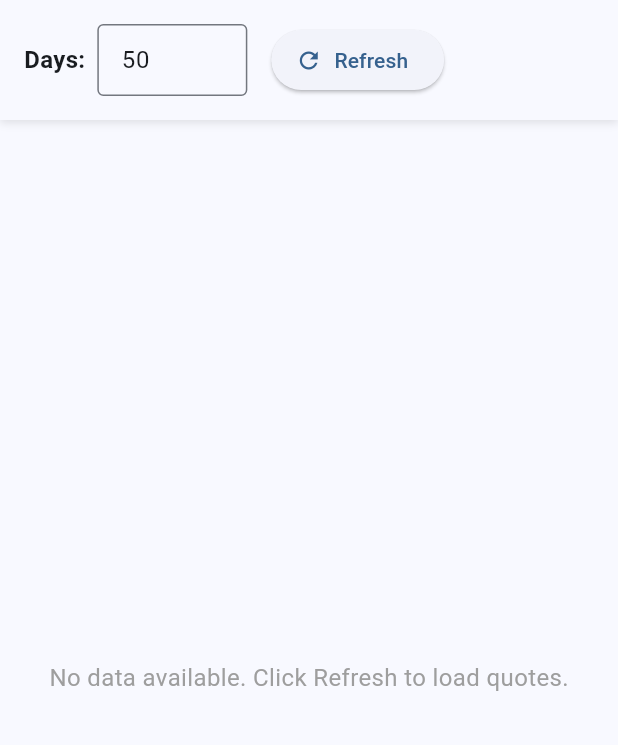
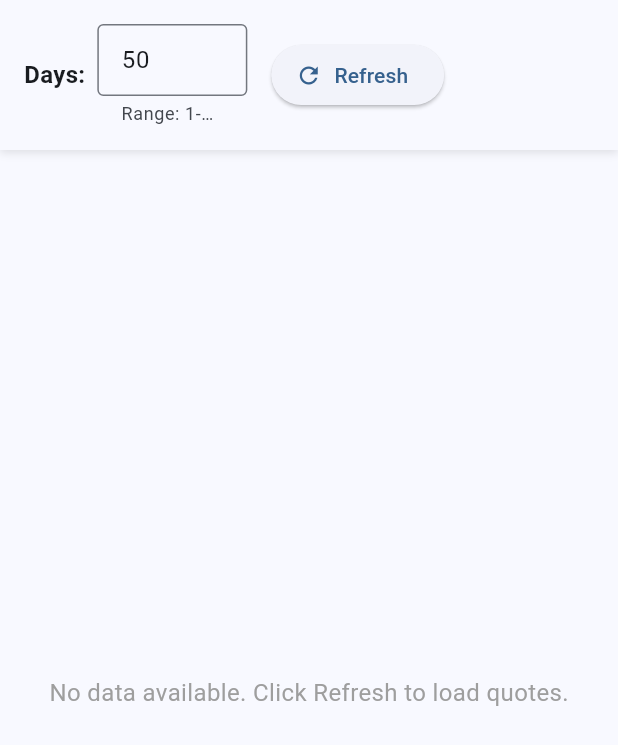
Before and after one commit to liiws/testai-chart-quotes, a Flutter app: the screen it shows after launch, on a phone screen of 412 x 824 dp. Shown: the top 745 px of the screen. Run offline on Flutter 3.47's test engine with Material 3 defaults, Android fonts, the phone set to English and light mode, and no system bars.

Commit message:
prompt 4, time 0:00:38

```diff
--- a/testai_chart_quotes/lib/main.dart
+++ b/testai_chart_quotes/lib/main.dart
@@ -66,18 +66,50 @@ class _QuotesPageState extends State<QuotesPage> {
   List<Quote> _quotes = [];
   bool _isLoading = false;
   String? _errorMessage;
+  String? _daysValidationError;
 
   @override
   void initState() {
     super.initState();
     _logger.info('QuotesPage initialized');
+    _daysController.addListener(_validateDays);
+    _validateDays(); // Validate initial value
   }
 
   @override
   void dispose() {
+    _daysController.removeListener(_validateDays);
     _daysController.dispose();
     _logger.info('QuotesPage disposed');
     super.dispose();
+  }
+
+  void _validateDays() {
+    final daysText = _daysController.text.trim();
+    String? error;
+
+    if (daysText.isEmpty) {
+      error = 'Days field cannot be empty';
+    } else {
+      final days = int.tryParse(daysText);
+      if (days == null) {
+        error = 'Please enter a valid number';
+      } else if (days <= 0) {
+        error = 'Days must be greater than 0';
+      } else if (days > 500) {
+        error = 'Days cannot exceed 500';
+      }
+    }
+
+    if (_daysValidationError != error) {
+      setState(() {
+        _daysValidationError = error;
+      });
+    }
+  }
+
+  bool get _isDaysInputValid {
+    return _daysValidationError == null;
   }
 
   Future<void> _loadQuotes() async {
@@ -182,19 +214,32 @@ class _QuotesPageState extends State<QuotesPage> {
                   child: TextField(
                     controller: _daysController,
                     keyboardType: TextInputType.number,
-                    inputFormatters: [FilteringTextInputFormatter.digitsOnly],
-                    decoration: const InputDecoration(
-                      border: OutlineInputBorder(),
-                      contentPadding: EdgeInsets.symmetric(
+                    inputFormatters: [
+                      FilteringTextInputFormatter.digitsOnly,
+                      LengthLimitingTextInputFormatter(3), // Max 3 digits (500 max)
+                    ],
+                    decoration: InputDecoration(
+                      border: const OutlineInputBorder(),
+                      errorBorder: OutlineInputBorder(
+                        borderSide: BorderSide(color: Colors.red.shade700),
+                      ),
+                      focusedErrorBorder: OutlineInputBorder(
+                        borderSide: BorderSide(color: Colors.red.shade700, width: 2),
+                      ),
+                      errorText: _daysValidationError,
+                      errorMaxLines: 2,
+                      contentPadding: const EdgeInsets.symmetric(
                         horizontal: 12,
                         vertical: 8,
                       ),
+                      helperText: 'Range: 1-500',
+                      helperMaxLines: 1,
                     ),
                   ),
                 ),
                 const SizedBox(width: 16),
                 ElevatedButton.icon(
-                  onPressed: _isLoading ? null : _loadQuotes,
+                  onPressed: (_isLoading || !_isDaysInputValid) ? null : _loadQuotes,
                   icon: _isLoading
                       ? const SizedBox(
                           width: 16,
```
